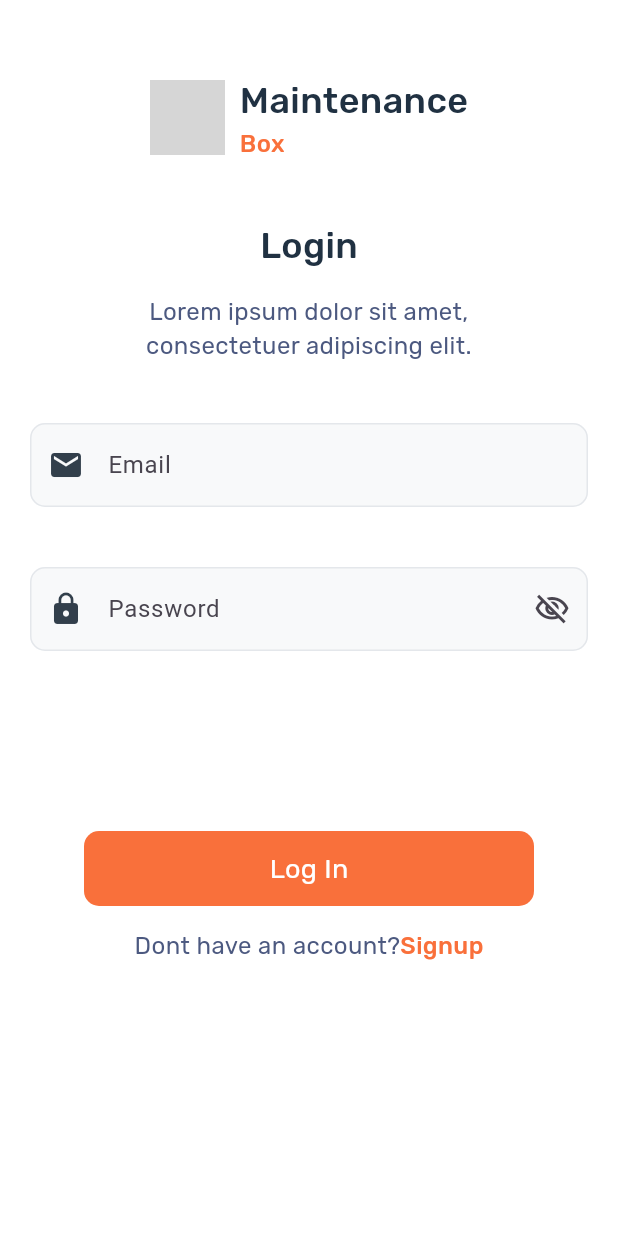
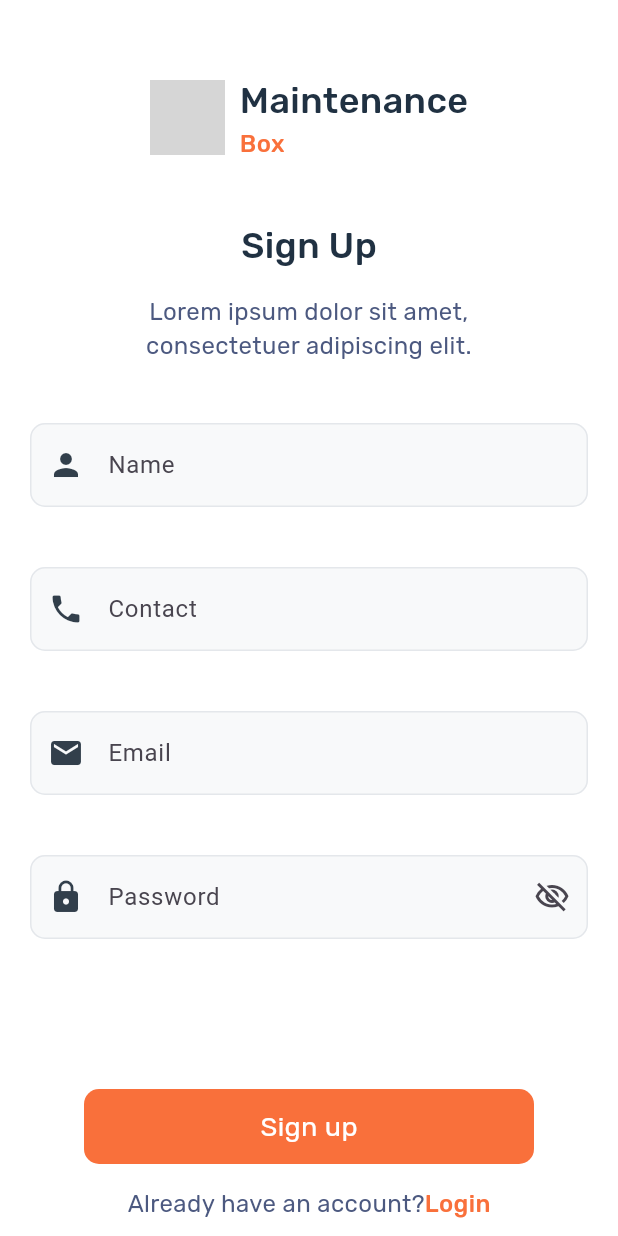
Before and after one commit to emanirfan2005/Flutter-Bootcamp-Roadmap, a Flutter app: the screen it shows after launch, on a phone screen of 412 x 824 dp. Run offline on Flutter 3.47's test engine with Material 3 defaults, Android fonts, the light colour scheme and no system bars; grey boxes are pictures that could not be loaded.

Commit message:
Sign up Page UI

```diff
--- a/Chapter_2/lib/main.dart
+++ b/Chapter_2/lib/main.dart
@@ -61,7 +61,7 @@ class Myapp extends StatelessWidget {
               ),
               Center(
                 child: Text(
-                  "Login",
+                  "Sign Up",
                   style: TextStyle(
                     fontSize: 24,
                     fontFamily: 'Rubik Medium',
@@ -83,6 +83,48 @@ class Myapp extends StatelessWidget {
               ),
 
               SizedBox(height: 20,),
+              Padding(
+                padding: EdgeInsets.all(20),
+                child: TextFormField(
+                  decoration: InputDecoration(
+                    hintText: "Name",
+                    fillColor:Color(0xffF8F9FA) ,
+                    filled: true,
+                    prefixIcon: Icon(Icons.person ,color: Color(0xff323F4B),),
+                    focusedBorder: OutlineInputBorder(
+                      borderRadius: BorderRadius.circular(10),
+                      borderSide: const BorderSide(color: Color(0xffE4E7EB),),
+
+                    ),
+                    enabledBorder: OutlineInputBorder(
+                      borderRadius: BorderRadius.circular(10),
+                      borderSide: const BorderSide(color: Color(0xffE4E7EB),),
+
+                    ),
+                  ),
+                ),
+              ),
+              Padding(
+                padding: EdgeInsets.all(20),
+                child: TextFormField(
+                  decoration: InputDecoration(
+                    hintText: "Contact",
+                    fillColor:Color(0xffF8F9FA) ,
+                    filled: true,
+                    prefixIcon: Icon(Icons.phone ,color: Color(0xff323F4B),),
+                    focusedBorder: OutlineInputBorder(
+                      borderRadius: BorderRadius.circular(10),
+                      borderSide: const BorderSide(color: Color(0xffE4E7EB),),
+
+                    ),
+                    enabledBorder: OutlineInputBorder(
+                      borderRadius: BorderRadius.circular(10),
+                      borderSide: const BorderSide(color: Color(0xffE4E7EB),),
+
+                    ),
+                  ),
+                ),
+              ),
 
               Padding(
                 padding: EdgeInsets.all(20),
@@ -125,7 +167,7 @@ class Myapp extends StatelessWidget {
                   ),
                 ),
               ),
-              SizedBox(height: 100,),
+              SizedBox(height: 80,),
 
               Container(
                 height: 50,
@@ -137,7 +179,7 @@ class Myapp extends StatelessWidget {
                 ),
                 child: Center(
                   child: Text(
-                    "Log In",
+                    "Sign up",
                     style: TextStyle(
                       fontSize: 18 ,
                       fontFamily: 'Rubik Regular',
@@ -151,7 +193,7 @@ class Myapp extends StatelessWidget {
                 mainAxisAlignment: MainAxisAlignment.center,
                 children: [
                   Text(
-                    "Dont have an account?",
+                    "Already have an account?",
                     textAlign: TextAlign.center,
                     style: TextStyle(
                       fontSize: 16,
@@ -160,7 +202,7 @@ class Myapp extends StatelessWidget {
                     ),
                   ),
                   Text(
-                    "Signup",
+                    "Login",
                     textAlign: TextAlign.center,
                     style: TextStyle(
                       fontSize: 16,
```
